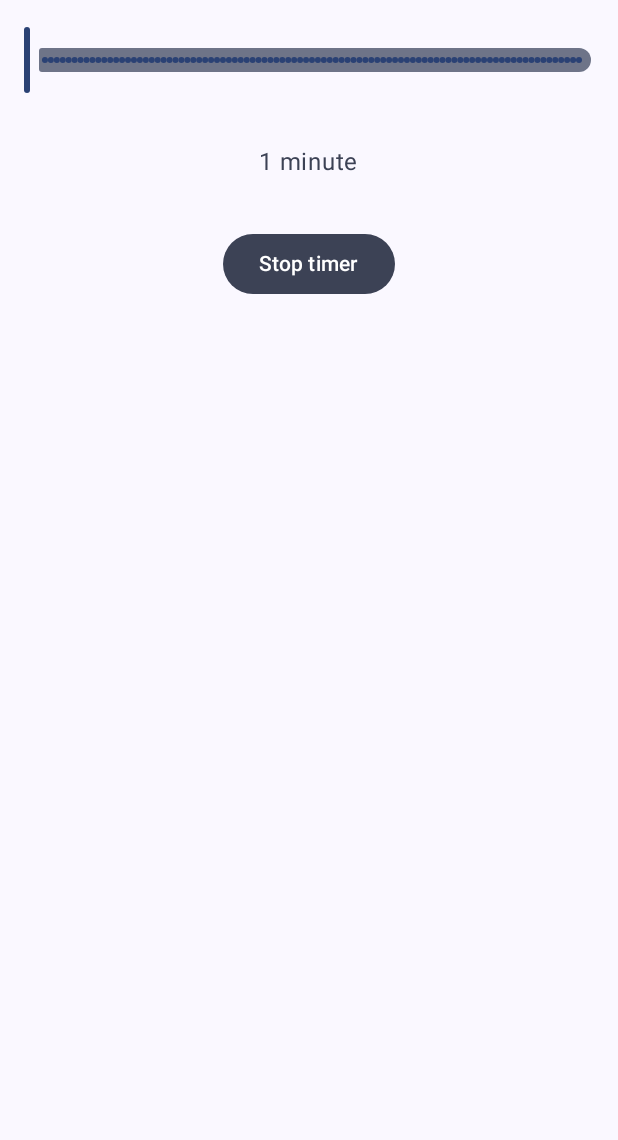
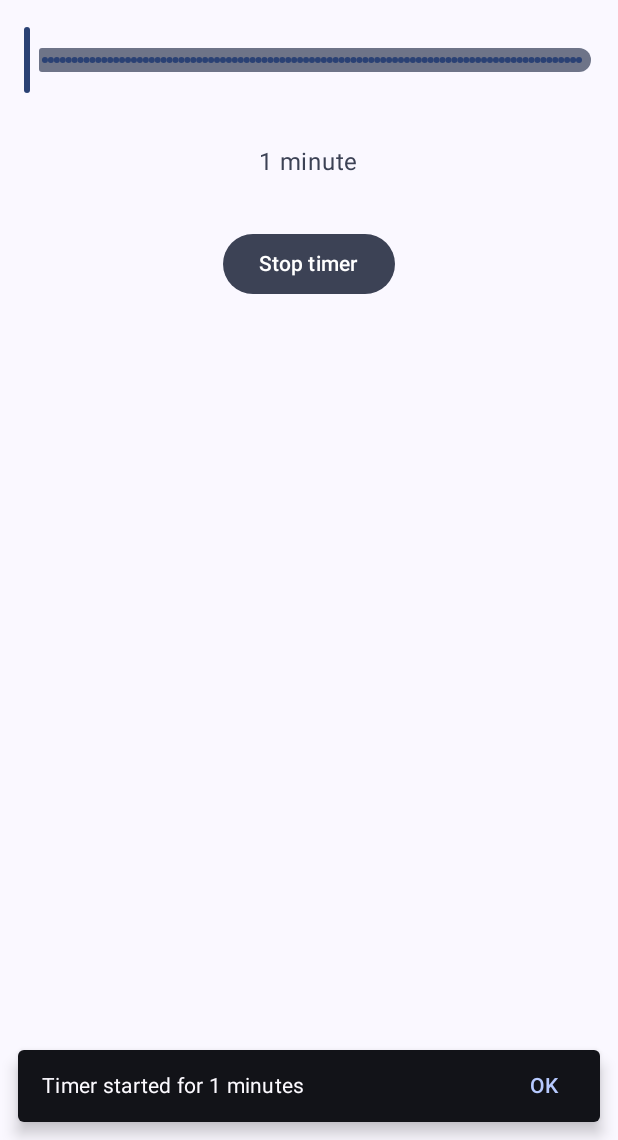
Before and after one commit to jeremyfalck/MusicTimer, an Android app built with Jetpack Compose: the screen it shows after launch (MainActivity), after a tap on "Start timer", on a phone screen of 412 x 824 dp, the part 96-1236 px from its top. Run offline under Robolectric (Android 15) with nearby library versions, the phone set to English and light mode, and no system bars; our stand-ins replace AdMob; 4 statements that could not run were skipped.

Commit message:
Stabilized app

```diff
--- a/musictimer-app/src/main/java/com/jfalck/musictimer/common/countdown/CustomCountDownTimer.kt
+++ b/musictimer-app/src/main/java/com/jfalck/musictimer/common/countdown/CustomCountDownTimer.kt
@@ -19,24 +19,19 @@ private const val TAG = "CustomCountDownTimer"
 class CustomCountDownTimer(
     private val totalMinutes: Int,
     private val onTick: (Int) -> Unit = { },
-    private val onFinish: () -> Unit = { },
-    private val useDebugSeconds: Boolean = true
+    private val onFinish: () -> Unit = { }
 ) {
 
     private var job: Job? = null
 
-    private val unit = if (useDebugSeconds) "seconds" else "minutes"
-
     private val flow =
         (totalMinutes - 1 downTo 0).asFlow() // Emit total - 1 because the first was emitted onStart
             .onEach {
-                Log.d(TAG, "Emitting $unit: $it")
-                delay(
-                    if (useDebugSeconds) 1000 else 60000
-                )
+                Log.d(TAG, "Emitting minutes: $it")
+                delay(60000)
             } // Each minute later emit a number
             .onStart {
-                Log.d(TAG, "Total $unit: $totalMinutes")
+                Log.d(TAG, "Total minutes: $totalMinutes")
                 emit(totalMinutes)
             } // Emit total seconds immediately
             .conflate() // In case the creating of State takes some time, conflate keeps the time ticking separately
@@ -50,7 +45,7 @@ class CustomCountDownTimer(
         Log.d(TAG, "Starting timer")
         job = CoroutineScope(Dispatchers.IO).launch {
             flow.collect { minutes ->
-                Log.d(TAG, "Remaining $unit: $minutes")
+                Log.d(TAG, "Remaining minutes: $minutes")
                 when (minutes) {
                     0 -> onFinish()
                     totalMinutes -> {
--- a/musictimer-app/src/main/java/com/jfalck/musictimer/di/KoinModules.kt
+++ b/musictimer-app/src/main/java/com/jfalck/musictimer/di/KoinModules.kt
@@ -13,6 +13,7 @@ import com.jfalck.musictimer.usecase.GetLastTimeValueSelectedUseCase
 import com.jfalck.musictimer.usecase.GetTileAdditionSuggestionUseCase
 import com.jfalck.musictimer.usecase.IncrementLaunchCountUseCase
 import com.jfalck.musictimer.usecase.SetLastTimeValueSelectedUseCase
+import com.jfalck.musictimer.usecase.ShouldLoadInterstitialAdUseCase
 import com.jfalck.musictimer_common.common.wear.IWearMessageProcessor
 import com.jfalck.musictimer_common.di.CommonKoinModules.IO_DISPATCHER_NAME
 import org.koin.android.ext.koin.androidContext
@@ -43,9 +44,10 @@ object KoinModules {
         single<SetLastTimeValueSelectedUseCase> { SetLastTimeValueSelectedUseCase(get()) }
         single<GetTileAdditionSuggestionUseCase> { GetTileAdditionSuggestionUseCase(get()) }
         single<IncrementLaunchCountUseCase> { IncrementLaunchCountUseCase(get()) }
+        single<ShouldLoadInterstitialAdUseCase> { ShouldLoadInterstitialAdUseCase(get()) }
 
         viewModel {
-            TimerViewModel(get(), get(), get(), get(), get())
+            TimerViewModel(get(), get(), get(), get(), get(), get())
         }
     }
 }
--- a/musictimer-app/src/main/java/com/jfalck/musictimer/presenter/activity/MainActivity.kt
+++ b/musictimer-app/src/main/java/com/jfalck/musictimer/presenter/activity/MainActivity.kt
@@ -13,7 +13,6 @@ import android.os.IBinder
 import android.os.VibrationEffect
 import android.os.Vibrator
 import android.util.Log
-import android.widget.Toast
 import androidx.activity.ComponentActivity
 import androidx.activity.compose.setContent
 import androidx.activity.result.contract.ActivityResultContracts
@@ -30,6 +29,8 @@ import androidx.compose.material3.ExperimentalMaterial3Api
 import androidx.compose.material3.MaterialTheme
 import androidx.compose.material3.Scaffold
 import androidx.compose.material3.Slider
+import androidx.compose.material3.SnackbarHost
+import androidx.compose.material3.SnackbarHostState
 import androidx.compose.material3.Surface
 import androidx.compose.material3.Text
 import androidx.compose.material3.TopAppBarDefaults
@@ -38,6 +39,8 @@ import androidx.compose.runtime.Composable
 import androidx.compose.runtime.asFloatState
 import androidx.compose.runtime.collectAsState
 import androidx.compose.runtime.getValue
+import androidx.compose.runtime.remember
+import androidx.compose.runtime.rememberCoroutineScope
 import androidx.compose.ui.Alignment
 import androidx.compose.ui.Modifier
 import androidx.compose.ui.input.nestedscroll.nestedScroll
@@ -47,6 +50,10 @@ import androidx.core.splashscreen.SplashScreen.Companion.installSplashScreen
 import androidx.lifecycle.Lifecycle
 import androidx.lifecycle.lifecycleScope
 import androidx.lifecycle.repeatOnLifecycle
+import com.google.android.gms.ads.AdRequest
+import com.google.android.gms.ads.LoadAdError
+import com.google.android.gms.ads.interstitial.InterstitialAd
+import com.google.android.gms.ads.interstitial.InterstitialAdLoadCallback
 import com.jfalck.musictimer.BuildConfig
 import com.jfalck.musictimer.R
 import com.jfalck.musictimer.presenter.notification.TimerNotificationManager
@@ -55,9 +62,11 @@ import com.jfalck.musictimer.presenter.ui.AdmobBanner
 import com.jfalck.musictimer.presenter.ui.component.CenterAlignedTopAppBar
 import com.jfalck.musictimer.presenter.ui.theme.MusicTimerTheme
 import com.jfalck.musictimer.presenter.viewmodel.TimerViewModel
+import kotlinx.coroutines.async
 import kotlinx.coroutines.launch
 import org.koin.android.ext.android.inject
 import org.koin.androidx.viewmodel.ext.android.viewModel
+
 
 private const val TAG = "MainActivity"
 
@@ -68,6 +77,8 @@ class MainActivity : ComponentActivity() {
     private val notificationManager: TimerNotificationManager by inject()
 
     private var isServiceBound: Boolean = false
+
+    private var interstitialAd: InterstitialAd? = null
 
     private val connection: ServiceConnection = object : ServiceConnection {
         override fun onServiceConnected(name: ComponentName, binder: IBinder) {
@@ -99,27 +110,64 @@ class MainActivity : ComponentActivity() {
         super.onCreate(savedInstanceState)
         askNotificationPermission()
         initView()
+        lifecycleScope.launch {
+            Log.d(TAG, "lifecycleScope.launch")
+            repeatOnLifecycle(Lifecycle.State.STARTED) {
+                Log.d(TAG, "repeatOnLifecycle")
+                async { initLoadInterstitialAdListeners() }
+                async { initShowInterstitialAdListeners() }
                 if (Build.VERSION.SDK_INT >= Build.VERSION_CODES.TIRAMISU) {
-            initTileSuggestionListener()
+                    async { initTileSuggestionListener() }
+                }
+            }
         }
     }
 
-    private fun initTileSuggestionListener() {
-        Log.d(TAG, "Version is at least Tiramisu")
-        lifecycleScope.launch {
-            repeatOnLifecycle(Lifecycle.State.STARTED) {
-                Log.d(TAG, "repeatOnLifecycle")
+    private suspend fun initLoadInterstitialAdListeners() {
+        timerViewModel.shouldLoadInterstitialAd.collect { shouldLoadInterstitialAd ->
+            Log.d(TAG, "shouldLoadInterstitialAd: $shouldLoadInterstitialAd")
+            if (shouldLoadInterstitialAd) {
+                loadInterstititalAd()
+            }
+        }
+    }
+
+    private suspend fun initShowInterstitialAdListeners() {
+        timerViewModel.shouldShowInterstitialAd.collect { shouldShowInterstitialAd ->
+            Log.d(TAG, "shouldShowInterstitialAd: $shouldShowInterstitialAd")
+            interstitialAd?.show(this)
+            timerViewModel.isInterstitialAdLoaded = false
+        }
+    }
+
+    @SuppressLint("NewApi")
+    private suspend fun initTileSuggestionListener() {
+        Log.d(TAG, "initTileSuggestionListener()")
         timerViewModel.showTileAdditionSuggestion.collect { shouldDisplayTileAddSuggestion ->
-                    Log.d(
-                        TAG,
-                        "shouldDisplayTileAddSuggestion: $shouldDisplayTileAddSuggestion"
-                    )
+            Log.d(TAG, "shouldDisplayTileAddSuggestion: $shouldDisplayTileAddSuggestion")
             if (shouldDisplayTileAddSuggestion) {
                 suggestTile()
             }
         }
     }
+
+    private fun loadInterstititalAd() {
+        InterstitialAd.load(
+            this,
+            BuildConfig.ADMOB_INTERSTITIAL_BANNER_ID,
+            AdRequest.Builder().build(),
+            object : InterstitialAdLoadCallback() {
+                override fun onAdFailedToLoad(adError: LoadAdError) {
+                    Log.d(TAG, adError.toString())
+                    interstitialAd = null
                 }
+
+                override fun onAdLoaded(interstitialAd: InterstitialAd) {
+                    Log.d(TAG, "Ad was loaded.")
+                    this@MainActivity.interstitialAd = interstitialAd
+                    timerViewModel.isInterstitialAdLoaded = true
+                }
+            })
     }
 
 
@@ -160,11 +208,6 @@ class MainActivity : ComponentActivity() {
     private fun startMuteService(timeInMinutes: Int) {
         Log.d("MainActivity", "Instantiating MuteService")
         timerViewModel.onStartTimer(this, connection, timeInMinutes)
-        Toast.makeText(
-            this,
-            getString(R.string.timer_start_toast, timeInMinutes),
-            Toast.LENGTH_SHORT
-        ).show()
     }
 
     private fun initView() {
@@ -185,7 +228,11 @@ class MainActivity : ComponentActivity() {
                 intValue
             )
 
+            val snackbarHostState = remember { SnackbarHostState() }
+            val snackBarCoroutineScope = rememberCoroutineScope()
+
             MainActivityContent(
+                snackbarHostState = snackbarHostState,
                 timerRunning = timerRunning,
                 topAppBarTitle = getString(R.string.app_name),
                 onSettingsClick = onSettingsClick,
@@ -199,7 +246,20 @@ class MainActivity : ComponentActivity() {
                         vibrator.vibrate(VibrationEffect.createPredefined(VibrationEffect.EFFECT_TICK))
                     }
                 },
-                onTimerButtonClick = ::onTimerButtonClick,
+                onTimerButtonClick = { position: Float, isTimerRunning: Boolean ->
+                    onTimerButtonClick(position, isTimerRunning)
+                    if (!isTimerRunning) {
+                        snackBarCoroutineScope.launch {
+                            snackbarHostState.showSnackbar(
+                                message = getString(
+                                    R.string.timer_start_toast,
+                                    sliderPosition.toInt()
+                                ),
+                                actionLabel = "OK"
+                            )
+                        }
+                    }
+                },
                 buttonText = getString(if (timerRunning) R.string.stop_timer else R.string.start_timer)
             )
         }
@@ -209,6 +269,7 @@ class MainActivity : ComponentActivity() {
 @OptIn(ExperimentalMaterial3Api::class)
 @Composable
 fun MainActivityContent(
+    snackbarHostState: SnackbarHostState,
     timerRunning: Boolean,
     topAppBarTitle: String,
     onSettingsClick: () -> Unit = {},
@@ -238,6 +299,9 @@ fun MainActivityContent(
                         onSettingsClick = onSettingsClick,
                         scrollBehavior = scrollBehavior
                     )
+                },
+                snackbarHost = {
+                    SnackbarHost(hostState = snackbarHostState)
                 },
             ) { innerPadding ->
                 MainActivitySubContent(
@@ -307,6 +371,7 @@ fun MainActivitySubContent(
 @Composable
 fun ActivityPreview() {
     MainActivityContent(
+        SnackbarHostState(),
         timerRunning = false,
         topAppBarTitle = "MusicTimer",
         sliderPosition = 3f,
--- a/musictimer-app/src/main/java/com/jfalck/musictimer/presenter/service/mute/MuteBinder.kt
+++ b/musictimer-app/src/main/java/com/jfalck/musictimer/presenter/service/mute/MuteBinder.kt
@@ -47,7 +47,6 @@ class MuteBinder(
         Log.d(TAG, "@${hashCode()} Timer task started")
 
         CoroutineScope(coroutineDispatcher).launch {
-            val isDevModeEnabled = cacheManager.getDevModeEnabled()
 
             countDownTimer?.let {
                 Log.d(TAG, "@${this@MuteBinder.hashCode()} Cancelling previous countdown timer")
@@ -68,7 +67,7 @@ class MuteBinder(
                 mediaFocusManager.requestMediaFocus()
                 _isTimerRunning.value = false
                 wearableMessageManager.sendTimerState(false)
-            }, isDevModeEnabled).apply {
+            }).apply {
                 start()
                 wearableMessageManager.sendTimerState(true)
             }
--- a/musictimer-app/src/main/java/com/jfalck/musictimer/presenter/viewmodel/TimerViewModel.kt
+++ b/musictimer-app/src/main/java/com/jfalck/musictimer/presenter/viewmodel/TimerViewModel.kt
@@ -10,6 +10,7 @@ import com.jfalck.musictimer.usecase.GetLastTimeValueSelectedUseCase
 import com.jfalck.musictimer.usecase.GetTileAdditionSuggestionUseCase
 import com.jfalck.musictimer.usecase.IncrementLaunchCountUseCase
 import com.jfalck.musictimer.usecase.SetLastTimeValueSelectedUseCase
+import com.jfalck.musictimer.usecase.ShouldLoadInterstitialAdUseCase
 import kotlinx.coroutines.flow.Flow
 import kotlinx.coroutines.flow.MutableStateFlow
 import kotlinx.coroutines.flow.StateFlow
@@ -21,6 +22,7 @@ class TimerViewModel(
     private val getLastTimeValueSelectedUseCase: GetLastTimeValueSelectedUseCase,
     private val setLastTimeValueSelectedUseCase: SetLastTimeValueSelectedUseCase,
     private val getTileAdditionSuggestionUseCase: GetTileAdditionSuggestionUseCase,
+    private val shouldShowInterstitialAdUseCase: ShouldLoadInterstitialAdUseCase,
     private val incrementLaunchCountUseCase: IncrementLaunchCountUseCase,
     private val muteServiceManager: MuteServiceManager
 ) : ViewModel() {
@@ -32,6 +34,14 @@ class TimerViewModel(
 
     private val _showTileAdditionSuggestion: MutableStateFlow<Boolean> = MutableStateFlow(false)
     val showTileAdditionSuggestion: StateFlow<Boolean> = _showTileAdditionSuggestion
+
+    private val _shouldLoadInterstitialAd: MutableStateFlow<Boolean> = MutableStateFlow(false)
+    val shouldLoadInterstitialAd: StateFlow<Boolean> = _shouldLoadInterstitialAd
+
+    private val _shouldShowInterstitialAd: MutableStateFlow<Boolean> = MutableStateFlow(false)
+    val shouldShowInterstitialAd: StateFlow<Boolean> = _shouldShowInterstitialAd
+
+    var isInterstitialAdLoaded: Boolean = false
 
     init {
         viewModelScope.launch {
@@ -52,11 +62,25 @@ class TimerViewModel(
         muteServiceManager.startMuteService(context, connection, time)
         viewModelScope.launch {
             incrementLaunchCountUseCase()
-            val shouldSuggestTile = getTileAdditionSuggestionUseCase()
-            Log.d(TAG, "should suggest tile: $shouldSuggestTile")
-            _showTileAdditionSuggestion.value = shouldSuggestTile
+            manageTileSuggestion()
+            manageInterstitialAd()
             setLastTimeValueSelectedUseCase(time.toFloat())
         }
+    }
+
+    private suspend fun manageTileSuggestion() {
+        val shouldSuggestTile = getTileAdditionSuggestionUseCase()
+        Log.d(TAG, "should suggest tile: $shouldSuggestTile")
+        _showTileAdditionSuggestion.value = shouldSuggestTile
+    }
+
+    private suspend fun manageInterstitialAd() {
+        val shouldLoadAd = !isInterstitialAdLoaded
+        Log.d(TAG, "should load ad: $shouldLoadAd")
+        _shouldLoadInterstitialAd.value = shouldLoadAd
+        val shouldShowAd = shouldShowInterstitialAdUseCase()
+        Log.d(TAG, "should show ad: $shouldShowAd")
+        _shouldShowInterstitialAd.value = shouldShowAd
     }
 
     fun stopMuteTimer(context: Context) =
--- /dev/null
+++ b/musictimer-app/src/main/java/com/jfalck/musictimer/usecase/ShouldLoadInterstitialAdUseCase.kt
@@ -0,0 +1,11 @@
+package com.jfalck.musictimer.usecase
+
+import com.jfalck.musictimer_common.data.CacheManager
+
+class ShouldLoadInterstitialAdUseCase(private val cacheManager: CacheManager) {
+
+    suspend operator fun invoke(): Boolean =
+        !cacheManager.getDevModeEnabled() &&
+                cacheManager.getTimerLaunchCount() % 3 == 0
+
+}
--- a/musictimer-app/src/main/res/values/strings.xml
+++ b/musictimer-app/src/main/res/values/strings.xml
@@ -14,7 +14,8 @@
     <string name="quick_time_settings_desc">Used by widget and quick access</string>
 
     <plurals name="timer_value_selected">
-        <item quantity="one">1 minute</item>
+        <item quantity="one">%d minute</item>
+        <item quantity="other">%d minutes</item>
         <item quantity="many">%d minutes</item>
     </plurals>
 </resources>
```
Also changed, not shown: musictimer-app/build.gradle.kts (+10 -0 lines), 1 other file. Lines whose indentation alone changed are shown as unchanged.
